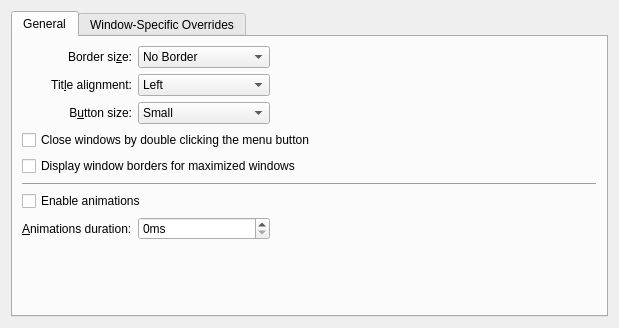
Qt form kwin-decoration/config/ui/breezeconfigurationui.ui (KDE/breeze) before a commit.
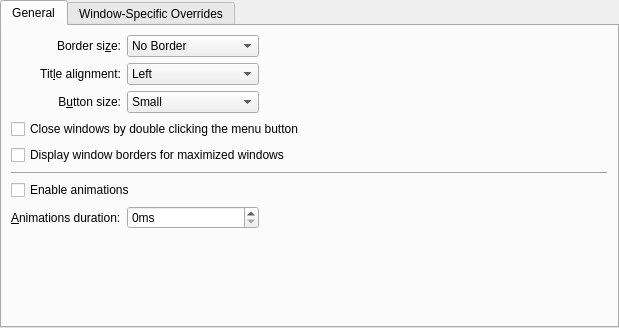
The same form after that commit. Custom widgets are drawn as their Qt base class.

Commit message: removed margins around config widget

What changed in the file:
```diff
--- a/kwin-decoration/config/ui/breezeconfigurationui.ui
+++ b/kwin-decoration/config/ui/breezeconfigurationui.ui
@@ -14,6 +14,9 @@
    <string>Form</string>
   </property>
   <layout class="QVBoxLayout" name="verticalLayout">
+   <property name="margin">
+    <number>0</number>
+   </property>
    <item>
     <widget class="QTabWidget" name="tabWidget">
      <property name="currentIndex">
```
